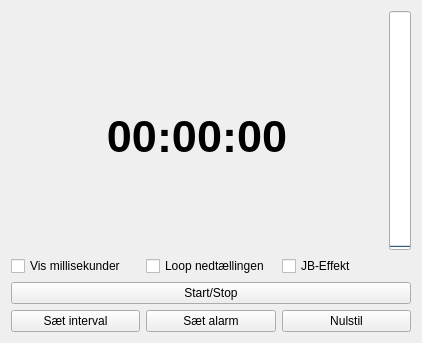
Before: the Qt Designer form tabs/countdowntimer.ui in froksen/opencltoolsv2, drawn with Qt 5.
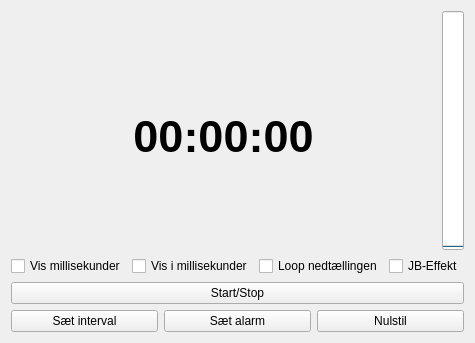
After: the same form once the commit is applied.

Commit message: Added so countdown time is possible to show in millisecs only

```diff
--- a/tabs/countdowntimer.ui
+++ b/tabs/countdowntimer.ui
@@ -86,20 +86,27 @@
        </property>
       </widget>
      </item>
-     <item row="0" column="1">
-      <widget class="QCheckBox" name="cbLoopCountdown">
-       <property name="text">
-        <string>Loop nedtællingen</string>
-       </property>
-      </widget>
-     </item>
-     <item row="0" column="2">
+     <item row="0" column="3">
       <widget class="QCheckBox" name="cbJBEffekt">
        <property name="text">
         <string>JB-Effekt</string>
        </property>
       </widget>
      </item>
+     <item row="0" column="2">
+      <widget class="QCheckBox" name="cbLoopCountdown">
+       <property name="text">
+        <string>Loop nedtællingen</string>
+       </property>
+      </widget>
+     </item>
+     <item row="0" column="1">
+      <widget class="QCheckBox" name="showAsMillisecs">
+       <property name="text">
+        <string>Vis i millisekunder</string>
+       </property>
+      </widget>
+     </item>
     </layout>
    </item>
    <item>
```
The commit also changes 3 other files.
